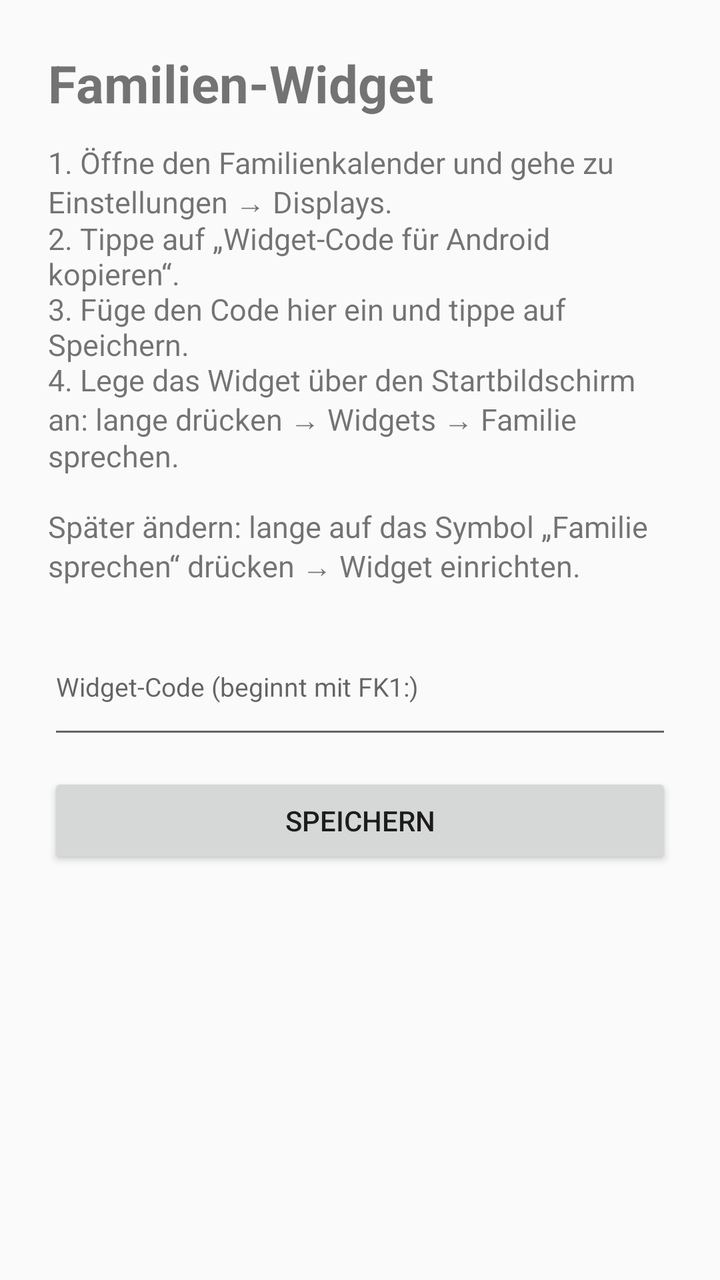
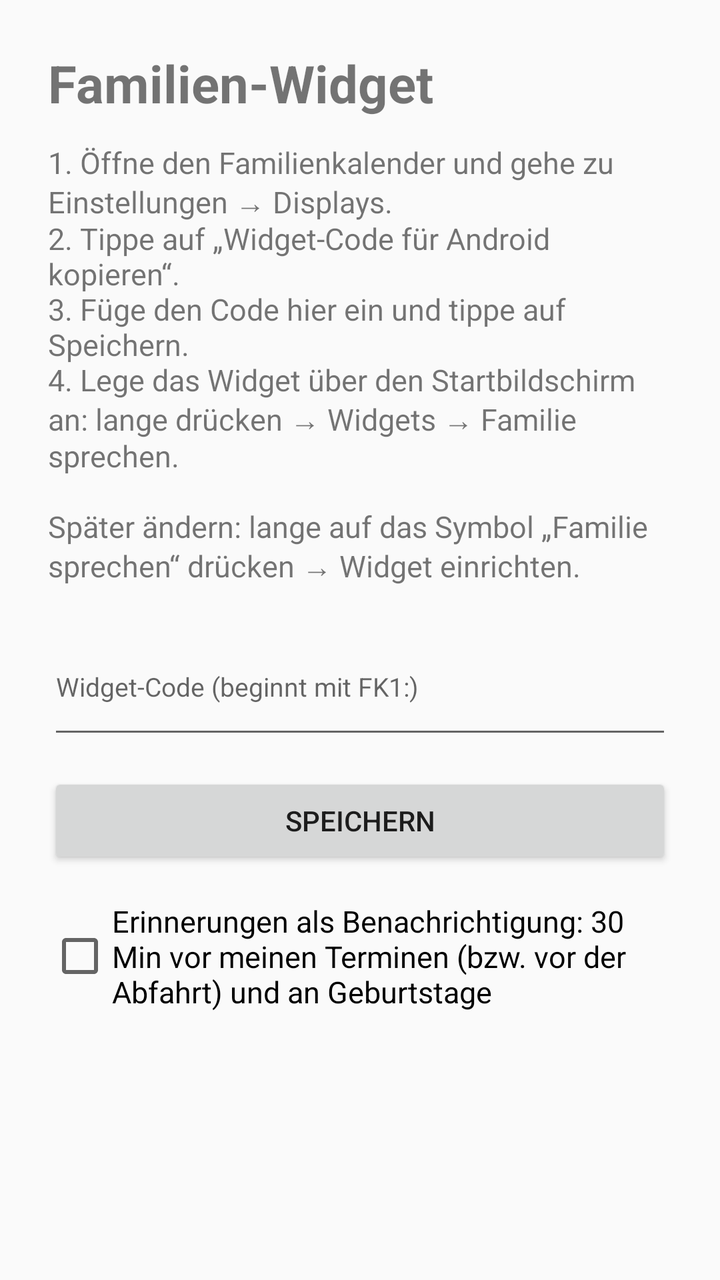

Before-and-after screenshots of an Android layout around one commit, followed by the original layout XML and the change that was made.
<!-- AndroidManifest.xml: application theme AppTheme -->
<!-- res/layout/setup.xml -->
<?xml version="1.0" encoding="utf-8"?>
<ScrollView xmlns:android="http://schemas.android.com/apk/res/android"
    android:layout_width="match_parent"
    android:layout_height="match_parent"
    android:fitsSystemWindows="true">

    <LinearLayout
        android:layout_width="match_parent"
        android:layout_height="wrap_content"
        android:orientation="vertical"
        android:padding="24dp">

        <TextView
            android:layout_width="wrap_content"
            android:layout_height="wrap_content"
            android:text="Familien-Widget"
            android:textSize="26sp"
            android:textStyle="bold" />

        <TextView
            android:layout_width="match_parent"
            android:layout_height="wrap_content"
            android:layout_marginTop="12dp"
            android:text="1. Öffne den Familienkalender und gehe zu Einstellungen → Displays.\n2. Tippe auf „Widget-Code für Android kopieren“.\n3. Füge den Code hier ein und tippe auf Speichern.\n4. Lege das Widget über den Startbildschirm an: lange drücken → Widgets → Familie sprechen.\n\nSpäter ändern: lange auf das Symbol „Familie sprechen“ drücken → Widget einrichten."
            android:textSize="15sp" />

        <EditText
            android:id="@+id/code"
            android:layout_width="match_parent"
            android:layout_height="wrap_content"
            android:layout_marginTop="16dp"
            android:hint="Widget-Code (beginnt mit FK1:)"
            android:inputType="textNoSuggestions|textMultiLine"
            android:minLines="3"
            android:textSize="13sp" />

        <Button
            android:id="@+id/save"
            android:layout_width="match_parent"
            android:layout_height="wrap_content"
            android:layout_marginTop="12dp"
            android:text="Speichern" />

        <TextView
            android:id="@+id/status"
            android:layout_width="match_parent"
            android:layout_height="wrap_content"
            android:layout_marginTop="12dp"
            android:textSize="15sp" />
    </LinearLayout>
</ScrollView>
<!-- resources referenced by this layout -->
<resources>
  <style name="AppTheme" parent="android:Theme.Material.Light.NoActionBar">
          <item name="android:colorAccent">@color/accent</item>
      </style>
  <color name="accent">#1D8657</color>
</resources>

<!-- the commit's change to res/layout/setup.xml (unified diff, before → after) -->
@@ -41,6 +41,14 @@
             android:layout_marginTop="12dp"
             android:text="Speichern" />
 
+        <CheckBox
+            android:id="@+id/remind"
+            android:layout_width="match_parent"
+            android:layout_height="wrap_content"
+            android:layout_marginTop="16dp"
+            android:text="Erinnerungen als Benachrichtigung: 30 Min vor meinen Terminen (bzw. vor der Abfahrt) und an Geburtstage"
+            android:textSize="15sp" />
+
         <TextView
             android:id="@+id/status"
             android:layout_width="match_parent"
